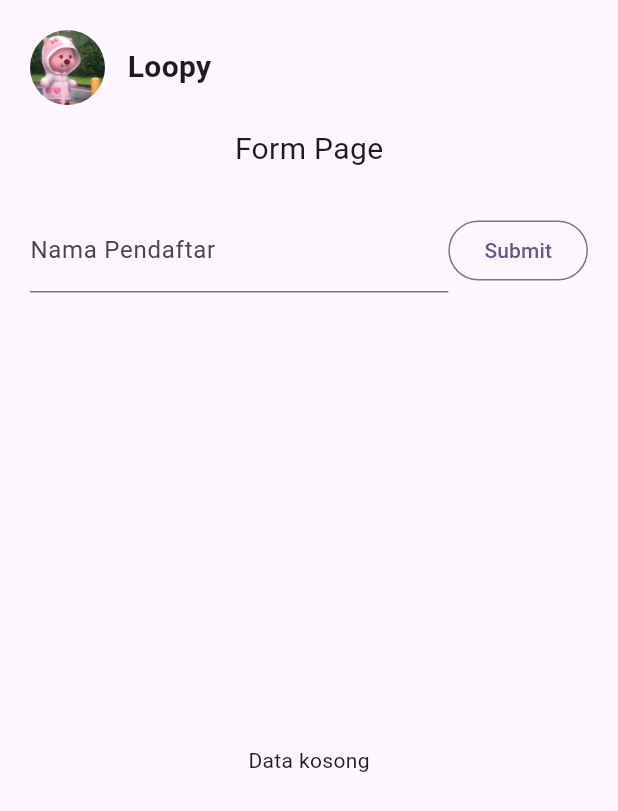
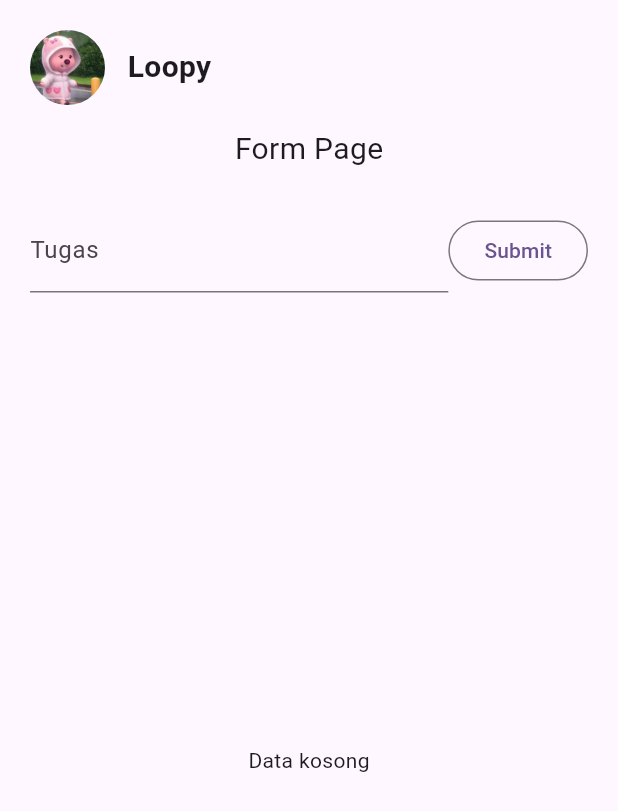
Before and after one commit to nrismawardah/TodoApp_145, a Flutter app: the screen it shows after launch, on a phone screen of 412 x 824 dp. Shown: the top 811 px of the screen. Run offline on Flutter 3.47's test engine with Material 3 defaults, Android fonts, the light colour scheme and no system bars.

Commit message:
Ganti nama menjadi tugas

```diff
--- a/lib/profile_page.dart
+++ b/lib/profile_page.dart
@@ -34,7 +34,10 @@ class _ProfilePageState extends State<ProfilePage> {
                     radius: 25,
                     backgroundImage: AssetImage('assets/images/1.jpeg'),
                   ),
-                  Text('Loopy', style: TextStyle(fontSize: 20, fontWeight: FontWeight.bold)),
+                  Text(
+                    'Loopy',
+                    style: TextStyle(fontSize: 20, fontWeight: FontWeight.bold),
+                  ),
                 ],
               ),
               Padding(
@@ -50,14 +53,14 @@ class _ProfilePageState extends State<ProfilePage> {
                         controller: nameController,
                         validator: (value) {
                           if (value == null || value.isEmpty) {
-                            return 'Nama masih kosong';
+                            return 'Tugas masih kosong';
                           }
                           return null;
                         },
                         autovalidateMode: AutovalidateMode.onUserInteraction,
                         decoration: InputDecoration(
-                          label: Text('Nama Pendaftar'),
-                          hintText: 'Masukkan nama lengkap',
+                          label: Text('Tugas'),
+                          hintText: 'Masukkan tugas',
                         ),
                       ),
                     ),
```
